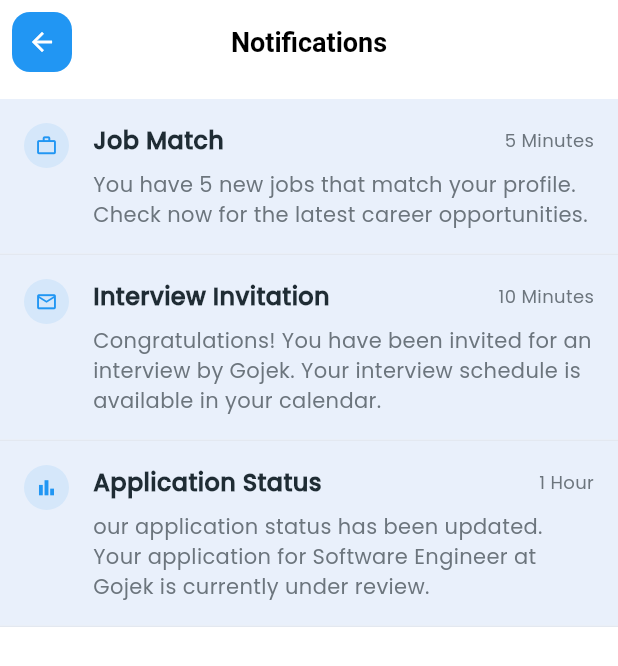
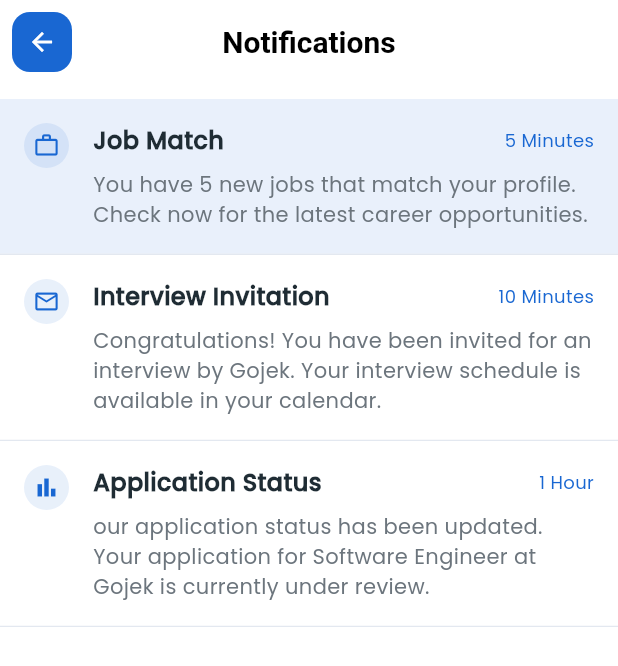
Before and after one commit to PanhaDeveloper/flutter-job-portal-v2, a Flutter app: the NotificationScreen screen opened directly, on a phone screen of 412 x 824 dp. Shown: the top 666 px of the screen. Run offline on Flutter 3.47's test engine with Material 3 defaults, Android fonts, the light colour scheme and no system bars; our stand-ins replace carousel_slider, connectivity_plus, dotted_line, get, get_storage, iconsax and 3 more; accounts and stored records are empty.

Commit message:
update screen fav

```diff
--- a/lib/app.dart
+++ b/lib/app.dart
@@ -3,6 +3,8 @@ import 'package:get/get_navigation/src/root/get_material_app.dart';
 import 'package:get/get_navigation/src/routes/transitions_type.dart';
 import 'package:quiz_app/cores/bindings/general_binding.dart';
 import 'package:quiz_app/cores/utils/theme/theme.dart';
+import 'package:quiz_app/features/home/accounts/screens/change_password_screen.dart';
+import 'package:quiz_app/features/home/fav/screens/favorite_screen.dart';
 import 'package:quiz_app/features/home/notification/screens/notification_screen.dart';
 import 'package:quiz_app/locale/locale.dart';
 import 'package:quiz_app/routes/app_pages.dart';
@@ -22,7 +24,7 @@ class App extends StatelessWidget {
       initialBinding: GeneralBinding(),
       // initialRoute: AppRoutes.home,
       // getPages: appPages,
-      home: NotificationScreen(),
+      home: ChangePasswordScreen(),
       translations: Localization(),
       locale: const Locale('km', 'KH'),
       fallbackLocale: const Locale('en', 'US'),
--- a/lib/cores/shared/app_bar_icon.dart
+++ b/lib/cores/shared/app_bar_icon.dart
@@ -1,4 +1,5 @@
 import 'package:flutter/material.dart';
+import 'package:quiz_app/cores/utils/constants/colors.dart';
 class AppBarIcon extends StatelessWidget {
   final IconData icon;
   const AppBarIcon({
@@ -11,7 +12,7 @@ class AppBarIcon extends StatelessWidget {
     return Container(
       margin: const EdgeInsets.all(8),
       decoration: BoxDecoration(
-        color: Colors.blue,
+        color: AppColors.boldPrimary,
         borderRadius: BorderRadius.circular(12),
       ),
       child: Icon(icon, color: Colors.white, size: 20),
--- a/lib/cores/shared/app_bar_widget.dart
+++ b/lib/cores/shared/app_bar_widget.dart
@@ -18,12 +18,14 @@ class AppBarWidget extends StatelessWidget implements PreferredSizeWidget {
   Widget build(BuildContext context) {
     return AppBar(
       elevation: 0,
-      leading: GestureDetector(onTap: () => Get.back(), child: AppBarIcon()),
+      leading: isLeading
+          ? GestureDetector(onTap: () => Get.back(), child: AppBarIcon())
+          : null,
       title: Text(
         title,
         style: const TextStyle(
           color: Colors.black,
-          fontSize: 18,
+          fontSize: 20,
           fontWeight: FontWeight.w600,
         ),
       ),
--- a/lib/cores/shared/text_form_field.dart
+++ b/lib/cores/shared/text_form_field.dart
@@ -1,4 +1,5 @@
 import 'package:flutter/material.dart';
+import 'package:iconsax/iconsax.dart';
 import 'package:quiz_app/cores/utils/constants/colors.dart';
 
 class TextFormFieldWidget extends StatelessWidget {
@@ -21,7 +22,7 @@ class TextFormFieldWidget extends StatelessWidget {
     this.validator,
     this.isObscure = false,
     this.onTap,
-    this.passwordToggleIcon,
+    this.passwordToggleIcon = Iconsax.eye_slash,
     this.prefixIcon,
     this.maxLines = 1,
     this.keyboardType = TextInputType.text,
--- a/lib/features/home/accounts/screens/account_screen.dart
+++ b/lib/features/home/accounts/screens/account_screen.dart
@@ -67,7 +67,7 @@ class AccountScreen extends StatelessWidget {
               MenuItem(
                 icon: Iconsax.lock,
                 title: 'Change Password',
-                onTap: () {},
+                onTap: () => Get.toNamed(AppRoutes.changePassword),
               ),
               MenuItem(
                 icon: Iconsax.shopping_bag,
--- a/lib/features/home/notification/screens/notification_screen.dart
+++ b/lib/features/home/notification/screens/notification_screen.dart
@@ -26,6 +26,7 @@ class NotificationScreen extends StatelessWidget {
               description:
                   'Congratulations! You have been invited for an interview by Gojek. Your interview schedule is available in your calendar.',
               time: '10 Minutes',
+              cardColor: Colors.white,
             ),
             NotificationCard(
               icon: Icons.bar_chart,
@@ -33,6 +34,7 @@ class NotificationScreen extends StatelessWidget {
               description:
                   'our application status has been updated. Your application for Software Engineer at Gojek is currently under review.',
               time: '1 Hour',
+              cardColor: Colors.white,
             ),
           ],
         ),
--- a/lib/features/home/notification/widget/notification_card.dart
+++ b/lib/features/home/notification/widget/notification_card.dart
@@ -20,7 +20,7 @@ class NotificationCard extends StatelessWidget {
     required this.time,
     this.isBorderBottom = false,
     this.cardColor = const Color.fromARGB(146, 216, 229, 248),
-    this.timeColor = AppColors.textSecondary,
+    this.timeColor = AppColors.boldPrimary,
     this.borderColor = const Color.fromARGB(255, 227, 232, 240), this.onTap,
   });
 
@@ -47,8 +47,8 @@ class NotificationCard extends StatelessWidget {
               children: [
                 CircleAvatar(
                   minRadius: 15,
-                  backgroundColor: Colors.blue.withOpacity(0.1),
-                  child: Icon(icon, color: Colors.blue, size: 15),
+                  backgroundColor: AppColors.boldPrimary.withOpacity(0.1),
+                  child: Icon(icon, color: AppColors.boldPrimary, size: 18),
                 ),
                 SizedBox(width: 16.0),
                 Expanded(
--- a/lib/navigate.dart
+++ b/lib/navigate.dart
@@ -2,6 +2,7 @@ import 'package:flutter/material.dart';
 import 'package:get/get.dart';
 import 'package:iconsax/iconsax.dart';
 import 'package:quiz_app/features/home/accounts/screens/account_screen.dart';
+import 'package:quiz_app/features/home/fav/screens/favorite_screen.dart';
 import 'package:quiz_app/features/home/screen/home_screen.dart';
 import 'package:quiz_app/features/home/widgets/custom_navigate.dart';
 
@@ -10,7 +11,7 @@ class AppNavigateController extends GetxController {
   RxInt selectIndex = 0.obs;
   final List<Widget> screens = [
     const HomeScreen(),
-    const Center(child: Text('Favorite Screen')),
+    const FavoriteScreen(),
     const Center(child: Text('Job Screen')),
     const AccountScreen(),
   ];
--- a/lib/routes/app_pages.dart
+++ b/lib/routes/app_pages.dart
@@ -5,6 +5,7 @@ import 'package:quiz_app/features/auth/screen/auth_success_screen.dart';
 import 'package:quiz_app/features/auth/screen/forgot_password_screen.dart';
 import 'package:quiz_app/features/auth/screen/otp_screen.dart';
 import 'package:quiz_app/features/auth/screen/reset_password_screen.dart';
+import 'package:quiz_app/features/home/accounts/screens/change_password_screen.dart';
 import 'package:quiz_app/features/home/accounts/screens/personal_profile_screen.dart';
 import 'package:quiz_app/features/home/notification/screens/notification_screen.dart';
 import 'package:quiz_app/features/onboarding/binding/onboarding_binding.dart';
@@ -52,4 +53,6 @@ final appPages = [
   GetPage(name: AppRoutes.personalProfile, page: () => PersonalProfileScreen()),
 
   GetPage(name: AppRoutes.notification, page: () => NotificationScreen()),
+
+  GetPage(name: AppRoutes.changePassword, page: () => ChangePasswordScreen()),
 ];
--- a/lib/routes/app_routes.dart
+++ b/lib/routes/app_routes.dart
@@ -9,4 +9,5 @@ class AppRoutes {
   static const String authSuccess = '/auth-success';
   static const String personalProfile = '/personal-profile';
   static const String notification = '/notification';
+  static const String changePassword = '/change-password';
 }
```
Also changed, not shown: lib/features/home/accounts/screens/change_password_screen.dart (added, +80 -0 lines), lib/features/home/accounts/widgets/profile_img.dart (+2 -9 lines), lib/features/home/fav/screens/favorite_screen.dart (added, +82 -0 lines).
